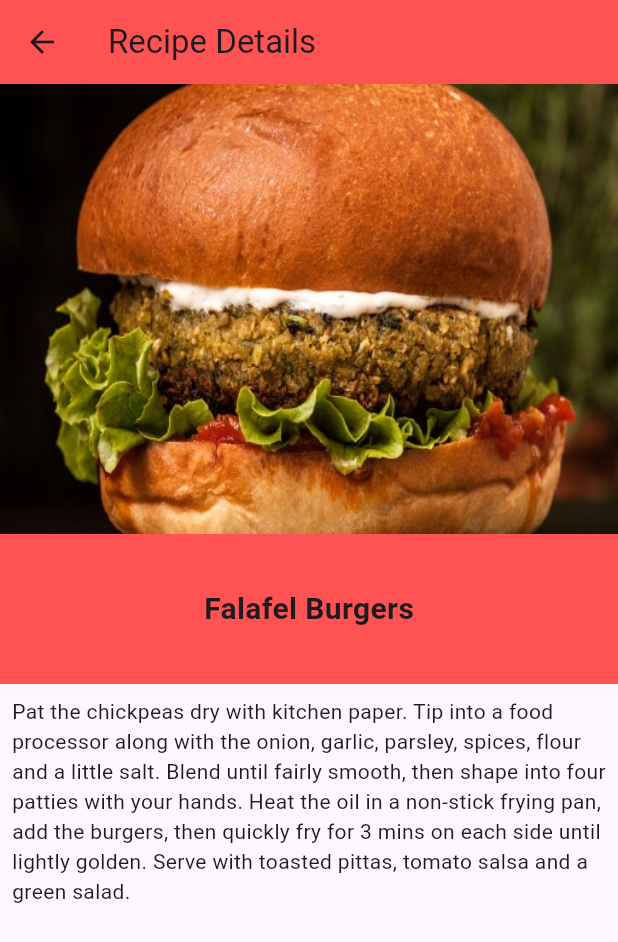
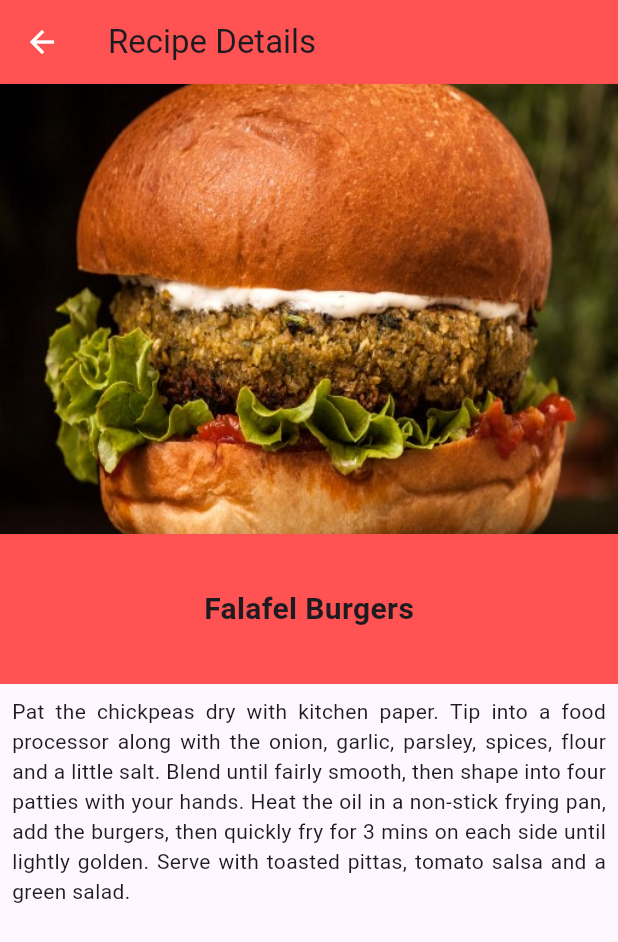
Before and after one commit to AshrafulCU/Food_recipe_app.flutter, a Flutter app: the screen it shows after launch, after a tap on "Burger", on a phone screen of 412 x 824 dp. Shown: the top 942 px of the screen. Run offline on Flutter 3.47's test engine with Material 3 defaults, Android fonts, the phone set to English and light mode, and no system bars; our stand-ins replace google_fonts; Roboto replaces fonts that are missing (Acme).

Commit message:
foodRecipeApp

```diff
--- a/lib/home_page.dart
+++ b/lib/home_page.dart
@@ -32,9 +32,11 @@ class HomePage extends StatelessWidget {
                 color: Colors.redAccent,
               ),
 
-              child: GestureDetector(
+              child: GestureDetector(  // To find it , firstly click the card click yellow light, click weiget, write GestureDetector
                 onTap: (){
-                  Navigator.push(context, MaterialPageRoute(builder: (context)=>RecipeDeatails(recipeName:recipe1Name, image:image1 , description:description1 ) ));
+                  Navigator.push(context, MaterialPageRoute(builder:
+                      (context)=>RecipeDeatails(recipeName:recipe1Name, image:image1 ,
+                          description:description1 ) ));
                 },
 
                 child: Card(
--- a/lib/recipe_deatails.dart
+++ b/lib/recipe_deatails.dart
@@ -17,6 +17,9 @@ class _RecipeDeatailsState extends State<RecipeDeatails> {
       appBar: AppBar(
         title: Text("Recipe Details"),
         backgroundColor: Colors.redAccent,
+        iconTheme: IconThemeData(
+          color: Colors.white
+        ),
       ),
       body: SingleChildScrollView(
         child: Column(
@@ -54,7 +57,9 @@ class _RecipeDeatailsState extends State<RecipeDeatails> {
             // Recipe description
             Padding(
               padding: const EdgeInsets.all(8.0),
-              child: Text(widget.description),
+              child: Text(widget.description,
+                textAlign: TextAlign.justify,
+              ),
             )
 
           ],
```
